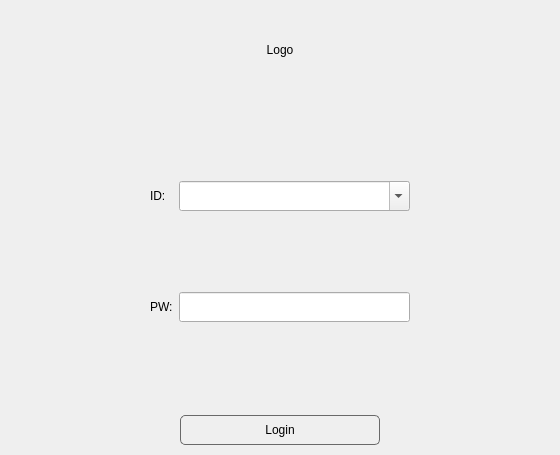
The window that src/AuthModule/authwidget.ui (lasyman/ApplicationDemo) describes before a commit, drawn with Qt 5.
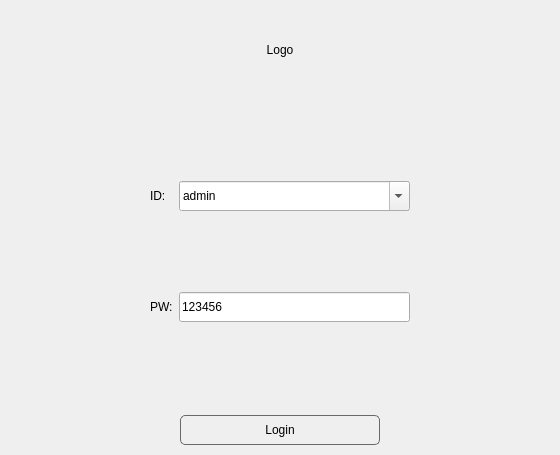
The same window after the commit.

The edit to the form file:
```diff
--- a/src/AuthModule/authwidget.ui
+++ b/src/AuthModule/authwidget.ui
@@ -158,6 +158,11 @@
            <property name="editable">
             <bool>true</bool>
            </property>
+           <item>
+            <property name="text">
+             <string>admin</string>
+            </property>
+           </item>
           </widget>
          </item>
          <item row="1" column="0">
@@ -175,6 +180,9 @@
              <height>30</height>
             </size>
            </property>
+           <property name="text">
+            <string>123456</string>
+           </property>
           </widget>
          </item>
         </layout>
```
Left out of the diff: 8 changed lines with no effect on the pictures.
